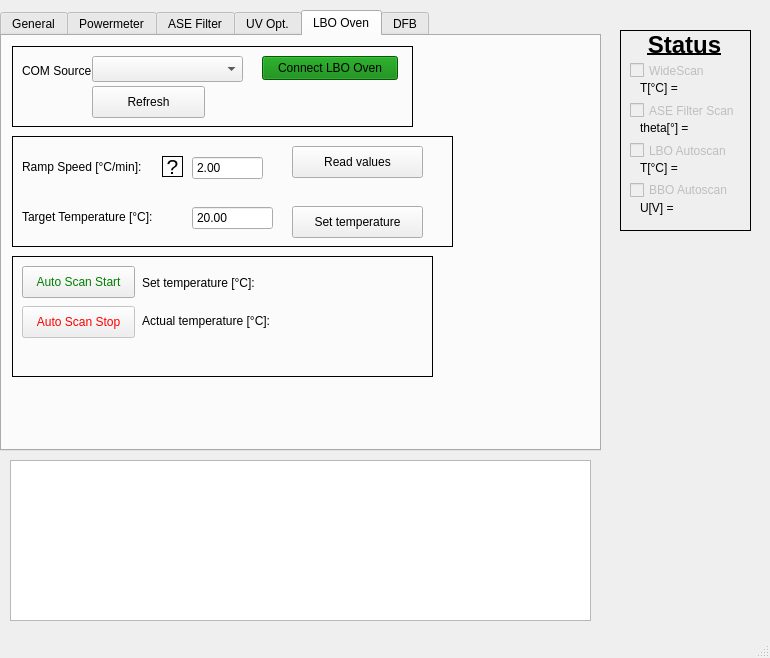
Above: pulsed_laser_interface.ui from XenoBene/PulsedLaserGUI before the change. Below: the same form after it.
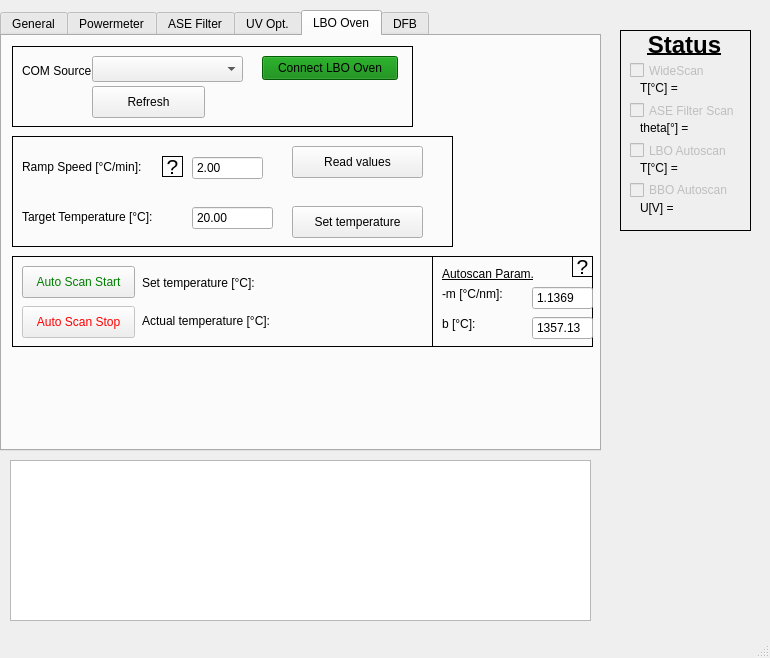
That is the form after the change. The open tabs and pages were chosen to show the change.

Commit message: Implemented a way to change the slope and offset of the LBO autoscan (wavelength-to-tamperature calculation) in the GUI. This is needed if you want to use higher IR power and you know that the offset of the LBO temperature needs to be a bit reduced.

Diff of the .ui file:
```diff
--- a/pulsed_laser_interface.ui
+++ b/pulsed_laser_interface.ui
@@ -2218,7 +2218,7 @@
         <x>10</x>
         <y>220</y>
         <width>421</width>
-        <height>121</height>
+        <height>91</height>
        </rect>
       </property>
       <property name="frameShape">
@@ -2295,6 +2295,167 @@
        </property>
       </widget>
      </widget>
+     <widget class="QFrame" name="frame_20">
+      <property name="geometry">
+       <rect>
+        <x>430</x>
+        <y>220</y>
+        <width>161</width>
+        <height>91</height>
+       </rect>
+      </property>
+      <property name="frameShape">
+       <enum>QFrame::Box</enum>
+      </property>
+      <property name="frameShadow">
+       <enum>QFrame::Plain</enum>
+      </property>
+      <widget class="QLabel" name="questionmark_label_3">
+       <property name="geometry">
+        <rect>
+         <x>140</x>
+         <y>0</y>
+         <width>21</width>
+         <height>21</height>
+        </rect>
+       </property>
+       <property name="font">
+        <font>
+         <pointsize>16</pointsize>
+         <weight>50</weight>
+         <bold>false</bold>
+         <strikeout>false</strikeout>
+        </font>
+       </property>
+       <property name="toolTip">
+        <string>&lt;html&gt;&lt;head/&gt;&lt;body&gt;&lt;p&gt;Empirical fit parameters from the wavelength-to-temperature data of the used LBO.&lt;/p&gt;&lt;p&gt;Change this only if you know what you are doing!&lt;/p&gt;&lt;/body&gt;&lt;/html&gt;</string>
+       </property>
+       <property name="autoFillBackground">
+        <bool>false</bool>
+       </property>
+       <property name="styleSheet">
+        <string notr="true"/>
+       </property>
+       <property name="frameShape">
+        <enum>QFrame::Box</enum>
+       </property>
+       <property name="text">
+        <string>?</string>
+       </property>
+       <property name="alignment">
+        <set>Qt::AlignCenter</set>
+       </property>
+      </widget>
+      <widget class="QLabel" name="label_26">
+       <property name="geometry">
+        <rect>
+         <x>10</x>
+         <y>10</y>
+         <width>111</width>
+         <height>16</height>
+        </rect>
+       </property>
+       <property name="font">
+        <font>
+         <underline>true</underline>
+        </font>
+       </property>
+       <property name="text">
+        <string>Autoscan Param.</string>
+       </property>
+      </widget>
+      <widget class="QDoubleSpinBox" name="lbo_lineEdit_slope">
+       <property name="geometry">
+        <rect>
+         <x>100</x>
+         <y>30</y>
+         <width>61</width>
+         <height>24</height>
+        </rect>
+       </property>
+       <property name="buttonSymbols">
+        <enum>QAbstractSpinBox::NoButtons</enum>
+       </property>
+       <property name="correctionMode">
+        <enum>QAbstractSpinBox::CorrectToNearestValue</enum>
+       </property>
+       <property name="suffix">
+        <string/>
+       </property>
+       <property name="decimals">
+        <number>4</number>
+       </property>
+       <property name="minimum">
+        <double>0.000000000000000</double>
+       </property>
+       <property name="maximum">
+        <double>5.000000000000000</double>
+       </property>
+       <property name="singleStep">
+        <double>0.100000000000000</double>
+       </property>
+       <property name="value">
+        <double>1.136900000000000</double>
+       </property>
+      </widget>
+      <widget class="QDoubleSpinBox" name="lbo_lineEdit_offset">
+       <property name="geometry">
+        <rect>
+         <x>100</x>
+         <y>60</y>
+         <width>61</width>
+         <height>24</height>
+        </rect>
+       </property>
+       <property name="buttonSymbols">
+        <enum>QAbstractSpinBox::NoButtons</enum>
+       </property>
+       <property name="correctionMode">
+        <enum>QAbstractSpinBox::CorrectToNearestValue</enum>
+       </property>
+       <property name="suffix">
+        <string/>
+       </property>
+       <property name="minimum">
+        <double>0.000000000000000</double>
+       </property>
+       <property name="maximum">
+        <double>5000.000000000000000</double>
+       </property>
+       <property name="singleStep">
+        <double>0.100000000000000</double>
+       </property>
+       <property name="value">
+        <double>1357.130000000000109</double>
+       </property>
+      </widget>
+      <widget class="QLabel" name="label_27">
+       <property name="geometry">
+        <rect>
+         <x>10</x>
+         <y>60</y>
+         <width>71</width>
+         <height>16</height>
+        </rect>
+       </property>
+       <property name="text">
+        <string>b [°C]:</string>
+       </property>
+      </widget>
+      <widget class="QLabel" name="label_28">
+       <property name="geometry">
+        <rect>
+         <x>10</x>
+         <y>30</y>
+         <width>81</width>
+         <height>16</height>
+        </rect>
+       </property>
+       <property name="text">
+        <string>-m [°C/nm]:</string>
+       </property>
+      </widget>
+     </widget>
     </widget>
     <widget class="QWidget" name="DFB_tab">
      <attribute name="title">
```
The commit also changes 2 other files.
